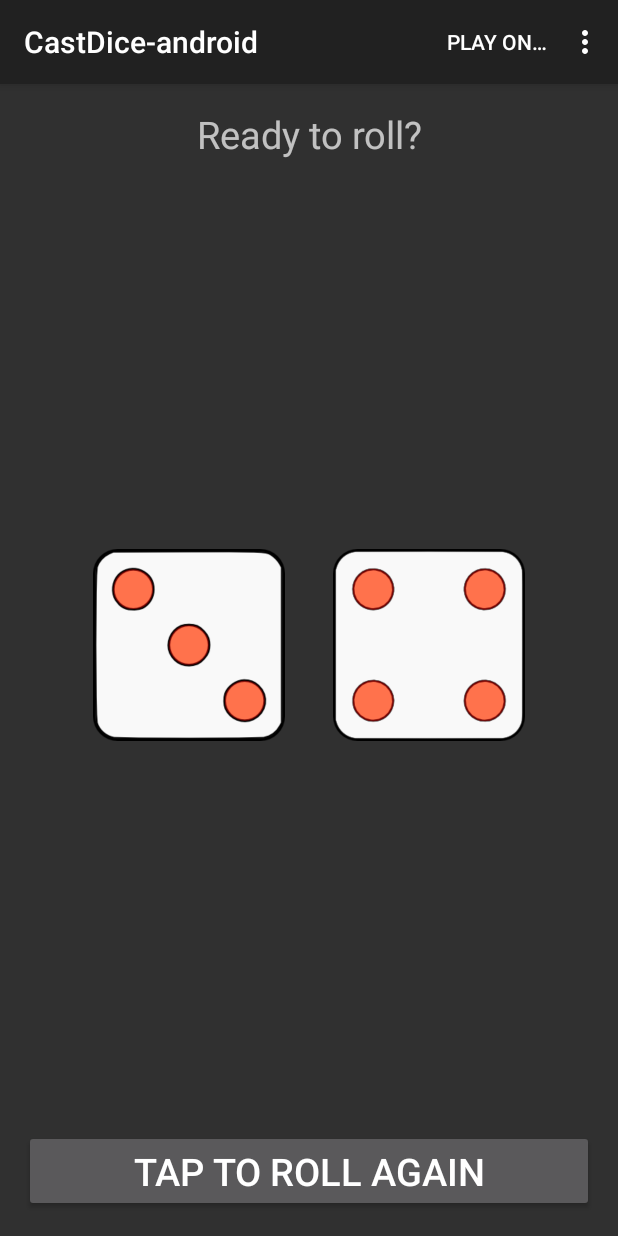
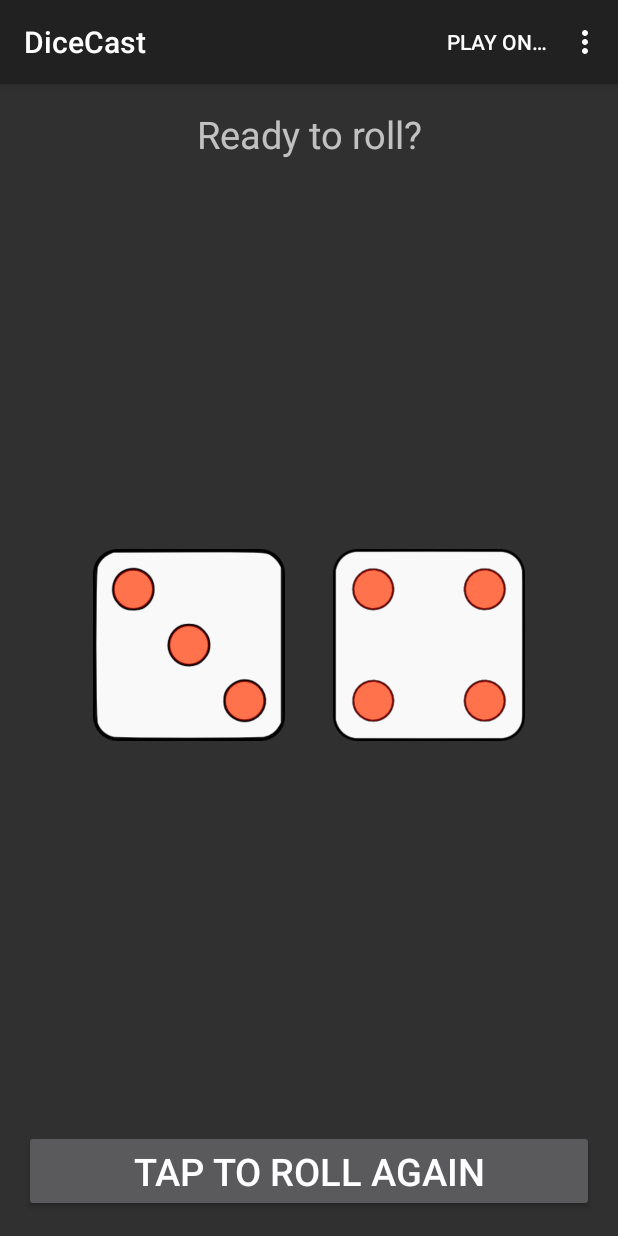
Before and after one commit to bdiegel/DiceCast-android, an Android app: the screen it shows after launch (MainActivity), on a phone screen of 412 x 824 dp. Run offline under Robolectric (Android 15) with nearby library versions, the phone set to English and light mode, and no system bars; libraries missing offline, so code that uses them is left out: android.support.v7; 5 statements that could not run were skipped.

Commit message:
modified app name and id

```diff
--- a/app/src/main/res/values/strings.xml
+++ b/app/src/main/res/values/strings.xml
@@ -1,24 +1,12 @@
 <?xml version="1.0" encoding="utf-8"?>
 <resources>
 
-    <string name="app_name">CastDice-android</string>
-    <string name="app_id">771E1FAA</string>
-    <string name="namespace">urn:x-cast:com.google.cast.sample.helloworld</string>
-
-
+    <string name="app_name">DiceCast</string>
+    <string name="app_id">3B0CFFB2</string>
+    <string name="namespace">urn:x-cast:com.dice.app.DiceCast</string>
     <string name="action_settings">Settings</string>
     <string name="media_route_menu_title">Play on&#8230;</string>
     <string name="initial_message">Ready to roll?</string>
     <string name="roll_button">Tap to roll again</string>
 
-    <!--
-    <string name="app_name">CastHelloText</string>
-    <string name="app_id">771E1FAA</string>
-    <string name="namespace">urn:x-cast:com.dice.app</string>
-    <string name="namespace">urn:x-cast:com.google.cast.sample.helloworld</string>
-    <string name="action_settings">Settings</string>
-    <string name="message_to_cast">Message to Cast&#8230;</string>
-    <string name="media_route_menu_title">Play on&#8230;</string>
-    <string name="instructions">Talk to me</string>
-    -->
 </resources>
```
